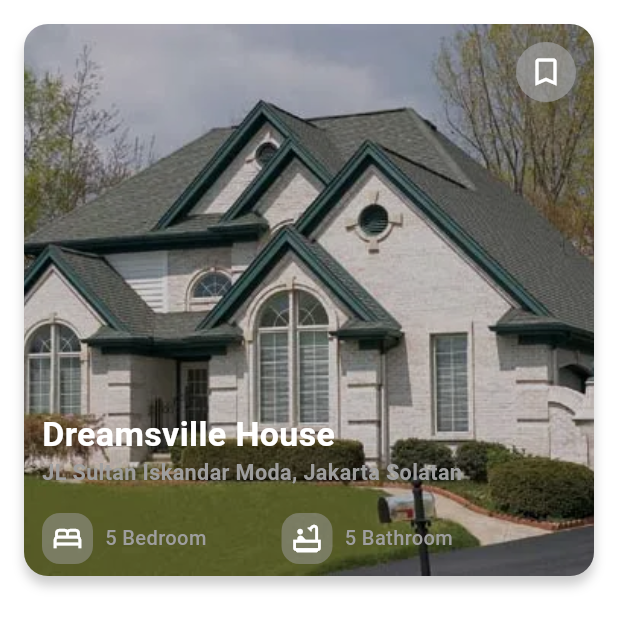
After one commit to abdullah-nah/PropScan, a Flutter app: the PropertyDetailsScreen screen opened by its route, on a phone screen of 412 x 824 dp. The commit adds this screen. Shown: the top 628 px of the screen. Run offline on Flutter 3.47's test engine with Material 3 defaults, Android fonts, the phone set to English and light mode, and no system bars; our stand-ins replace flutter_bloc, go_router.

Commit message:
add property details screen and implement property image with details

```diff
--- a/lib/core/router/router_config.dart
+++ b/lib/core/router/router_config.dart
@@ -5,6 +5,7 @@ import 'package:prop_scan/features/auth/presentation/screens/sign_in_screen.dart
 import 'package:prop_scan/features/auth/presentation/screens/sign_up_screen.dart';
 import 'package:prop_scan/features/properties/presentation/cubits/home_cubit.dart';
 import 'package:prop_scan/features/properties/presentation/screens/home_screen.dart';
+import 'package:prop_scan/features/properties/presentation/screens/property_details_screen.dart';
 import 'package:prop_scan/features/splash/presentation/screens/splash_screen.dart';
 
 part 'router_config.main.dart';
--- a/lib/core/router/router_config.main.dart
+++ b/lib/core/router/router_config.main.dart
@@ -23,6 +23,10 @@ abstract final class AppRouter {
               child: const HomeScreen(),
             ),
       ),
+      GoRoute(
+        path: AppRoutes.kPropertyDetailsScreen,
+        builder: (context, state) => const PropertyDetailsScreen(),
+      ),
     ],
   );
 }
--- a/lib/core/router/routes_config.dart
+++ b/lib/core/router/routes_config.dart
@@ -3,4 +3,5 @@ abstract final class AppRoutes {
   static const String kSignInScreen = '/signInScreen';
   static const String kSignUpScreen = '/signUpScreen';
   static const String kHomeScreen = '/homeScreen';
+  static const String kPropertyDetailsScreen = '/propertyDetailsScreen';
 }
--- a/lib/core/style/app_icons.dart
+++ b/lib/core/style/app_icons.dart
@@ -8,7 +8,8 @@ abstract final class AppIcons {
   static const search = Icons.search;
   static const home = Icons.home_outlined;
   static const nearby = Icons.location_on_outlined;
-  static const bookmark = Icons.bookmark_outline;
+  static const bookmarkOutline = Icons.bookmark_outline;
+  static const bookmark = Icons.bookmark;
   static const chat = Icons.chat_outlined;
   static const setting = Icons.settings_outlined;
   static const help = Icons.help_outline;
--- /dev/null
+++ b/lib/features/properties/presentation/screens/property_details_screen.dart
@@ -0,0 +1,15 @@
+import 'package:flutter/material.dart';
+import 'package:prop_scan/features/properties/presentation/widgets/property_details_screen_body.dart';
+
+class PropertyDetailsScreen extends StatelessWidget {
+  const PropertyDetailsScreen({super.key});
+
+  @override
+  Widget build(BuildContext context) {
+    return const SafeArea(
+      child: Scaffold(
+        body: SingleChildScrollView(child: PropertyDetailsScreenBody()),
+      ),
+    );
+  }
+}
--- /dev/null
+++ b/lib/features/properties/presentation/widgets/bookmark_icon_button.dart
@@ -0,0 +1,36 @@
+import 'package:flutter/material.dart';
+import 'package:prop_scan/core/style/app_icons.dart';
+import 'package:prop_scan/core/style/app_palette.dart';
+
+class BookmarkIconButton extends StatefulWidget {
+  const BookmarkIconButton({super.key});
+
+  @override
+  State<BookmarkIconButton> createState() => _BookmarkIconButtonState();
+}
+
+class _BookmarkIconButtonState extends State<BookmarkIconButton> {
+  bool isPropertySaved = false;
+
+  @override
+  Widget build(BuildContext context) {
+    return GestureDetector(
+      onTap: () {
+        setState(() {
+          isPropertySaved = !isPropertySaved;
+        });
+      },
+      child: Container(
+        padding: const EdgeInsets.all(8),
+        decoration: BoxDecoration(
+          shape: BoxShape.circle,
+          color: AppPalette.grey.withValues(alpha: .7),
+        ),
+        child: Icon(
+          isPropertySaved ? Icons.bookmark : AppIcons.bookmarkOutline,
+          color: AppPalette.white,
+        ),
+      ),
+    );
+  }
+}
--- a/lib/features/properties/presentation/widgets/drawer_item.dart
+++ b/lib/features/properties/presentation/widgets/drawer_item.dart
@@ -18,7 +18,7 @@ class DrawerItem extends StatelessWidget {
   @override
   Widget build(BuildContext context) {
     return InkWell(
-      onTap: () {},
+      onTap: isSelected ? null : () {},
       child: Container(
         padding: const EdgeInsets.only(left: 16, top: 4, bottom: 4),
         margin: EdgeInsets.only(
--- a/lib/features/properties/presentation/widgets/near_property_item.dart
+++ b/lib/features/properties/presentation/widgets/near_property_item.dart
@@ -1,6 +1,8 @@
 import 'package:flutter/material.dart';
+import 'package:go_router/go_router.dart';
 import 'package:prop_scan/core/common/widgets/responsive_text.dart';
 import 'package:prop_scan/core/common/widgets/spaces.dart';
+import 'package:prop_scan/core/router/routes_config.dart';
 import 'package:prop_scan/core/style/app_icons.dart';
 import 'package:prop_scan/core/style/app_palette.dart';
 import 'package:prop_scan/features/properties/presentation/widgets/property_image.dart';
@@ -11,7 +13,9 @@ class NearPropertyItem extends StatelessWidget {
   @override
   Widget build(BuildContext context) {
     return GestureDetector(
-      onTap: () {},
+      onTap: () {
+        context.push(AppRoutes.kPropertyDetailsScreen);
+      },
       child: const Stack(
         children: [
           PropertyImage(aspectRatio: 1 / 1.5),
--- /dev/null
+++ b/lib/features/properties/presentation/widgets/property_bath_and_bed_rooms.dart
@@ -0,0 +1,74 @@
+import 'package:flutter/material.dart';
+import 'package:prop_scan/core/common/widgets/responsive_text.dart';
+import 'package:prop_scan/core/common/widgets/spaces.dart';
+import 'package:prop_scan/core/style/app_icons.dart';
+import 'package:prop_scan/core/style/app_palette.dart';
+
+class PropertyBathAndBedRooms extends StatelessWidget {
+  final int numberOfBathroom;
+  final int numberOfBedroom;
+  const PropertyBathAndBedRooms({
+    super.key,
+    required this.numberOfBathroom,
+    required this.numberOfBedroom,
+  });
+
+  @override
+  Widget build(BuildContext context) {
+    return Row(
+      children: [
+        Row(
+          children: [
+            Container(
+              padding: const EdgeInsets.all(6),
+              decoration: BoxDecoration(
+                borderRadius: BorderRadius.circular(12),
+                color: AppPalette.grey.withValues(alpha: .5),
+              ),
+              child: const Icon(
+                AppIcons.bedroom,
+                color: AppPalette.white,
+                size: 22,
+              ),
+            ),
+            const HorizontalSpace(8),
+            ResponsiveText(
+              '$numberOfBedroom Bedroom',
+              style: const TextStyle(
+                fontSize: 13,
+                color: AppPalette.grey,
+                fontWeight: FontWeight.w500,
+              ),
+            ),
+          ],
+        ),
+        const HorizontalSpace(50),
+        Row(
+          children: [
+            Container(
+              padding: const EdgeInsets.all(6),
+              decoration: BoxDecoration(
+                borderRadius: BorderRadius.circular(12),
+                color: AppPalette.grey.withValues(alpha: .5),
+              ),
+              child: const Icon(
+                AppIcons.bathroom,
+                color: AppPalette.white,
+                size: 22,
+              ),
+            ),
+            const HorizontalSpace(8),
+            ResponsiveText(
+              '$numberOfBathroom Bathroom',
+              style: const TextStyle(
+                fontSize: 13,
+                color: AppPalette.grey,
+                fontWeight: FontWeight.w500,
+              ),
+            ),
+          ],
+        ),
+      ],
+    );
+  }
+}
--- /dev/null
+++ b/lib/features/properties/presentation/widgets/property_details_screen_body.dart
@@ -0,0 +1,18 @@
+import 'package:flutter/material.dart';
+import 'package:prop_scan/core/common/widgets/spaces.dart';
+import 'package:prop_scan/features/properties/presentation/widgets/property_image_with_details.dart';
+
+class PropertyDetailsScreenBody extends StatelessWidget {
+  const PropertyDetailsScreenBody({super.key});
+
+  @override
+  Widget build(BuildContext context) {
+    return const Padding(
+      padding: EdgeInsets.symmetric(horizontal: 16),
+      child: Column(
+        crossAxisAlignment: CrossAxisAlignment.start,
+        children: [VerticalSpace(16), PropertyImageWithDetails()],
+      ),
+    );
+  }
+}
--- a/lib/features/properties/presentation/widgets/property_image.dart
+++ b/lib/features/properties/presentation/widgets/property_image.dart
@@ -40,7 +40,7 @@ class PropertyImage extends StatelessWidget {
           child: Container(
             margin: EdgeInsets.only(bottom: bottomMargin),
             decoration: BoxDecoration(
-              color: Colors.black.withValues(alpha: .15),
+              color: Colors.black.withValues(alpha: .2),
               borderRadius: BorderRadius.circular(16),
             ),
           ),
--- /dev/null
+++ b/lib/features/properties/presentation/widgets/property_image_with_details.dart
@@ -0,0 +1,49 @@
+import 'package:flutter/material.dart';
+import 'package:prop_scan/core/common/widgets/responsive_text.dart';
+import 'package:prop_scan/core/common/widgets/spaces.dart';
+import 'package:prop_scan/core/style/app_palette.dart';
+import 'package:prop_scan/features/properties/presentation/widgets/bookmark_icon_button.dart';
+import 'package:prop_scan/features/properties/presentation/widgets/property_bath_and_bed_rooms.dart';
+import 'package:prop_scan/features/properties/presentation/widgets/property_image.dart';
+
+class PropertyImageWithDetails extends StatelessWidget {
+  const PropertyImageWithDetails({super.key});
+
+  @override
+  Widget build(BuildContext context) {
+    return const Stack(
+      children: [
+        PropertyImage(aspectRatio: 1),
+        Positioned(top: 0 + 12, right: 0 + 12, child: BookmarkIconButton()),
+        Positioned(
+          bottom: 0 + 12,
+          left: 0 + 12,
+          child: Column(
+            crossAxisAlignment: CrossAxisAlignment.start,
+            children: [
+              ResponsiveText(
+                'Dreamsville House',
+                style: TextStyle(
+                  fontSize: 22,
+                  fontWeight: FontWeight.bold,
+                  color: AppPalette.white,
+                ),
+              ),
+              ResponsiveText(
+                'JL Sultan Iskandar Moda, Jakarta Solatan',
+                style: TextStyle(
+                  fontSize: 14,
+                  fontWeight: FontWeight.w600,
+                  color: AppPalette.grey,
+                ),
+              ),
+              VerticalSpace(16),
+              PropertyBathAndBedRooms(numberOfBathroom: 5, numberOfBedroom: 5),
+              VerticalSpace(8),
+            ],
+          ),
+        ),
+      ],
+    );
+  }
+}
```
